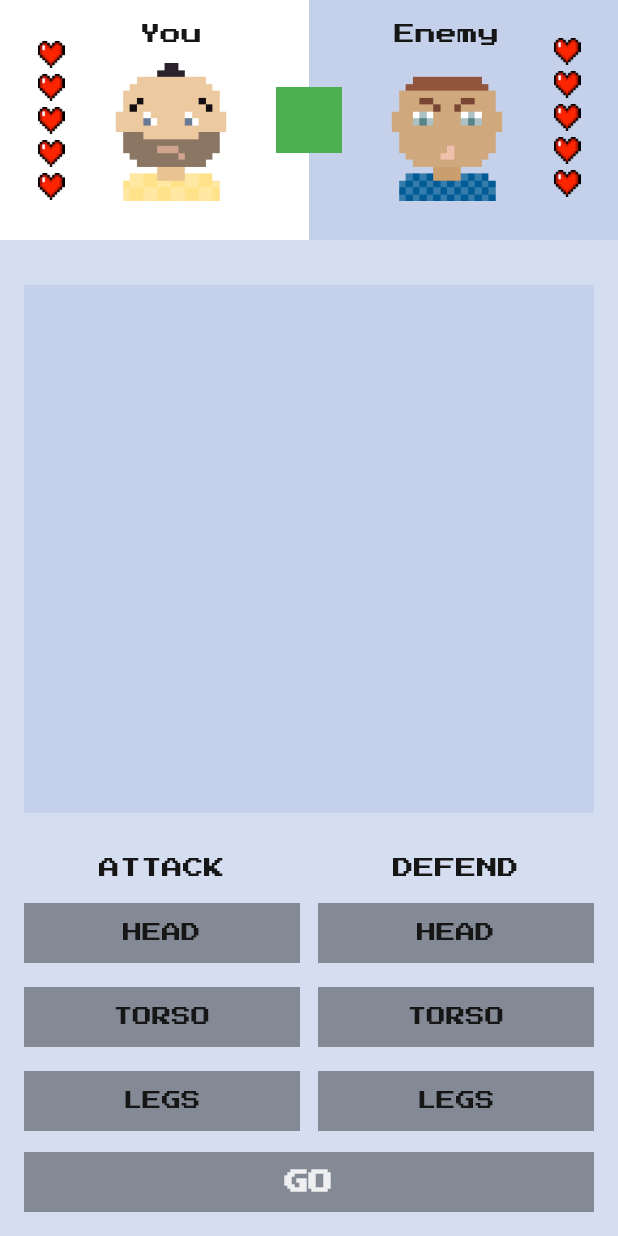
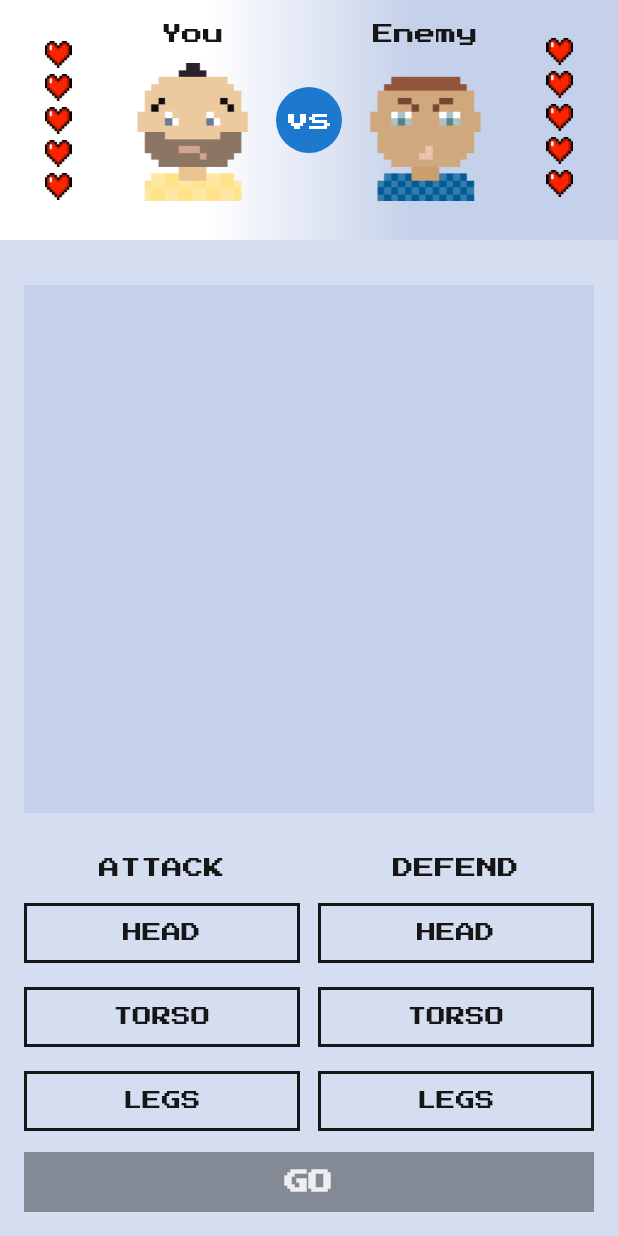
Before and after one commit to romasks/flutter_fight_club, a Flutter app: the FightPage screen opened directly, on a phone screen of 412 x 824 dp. Run offline on Flutter 3.47's test engine with Material 2 defaults, Android fonts, the phone set to English and light mode, and no system bars; our stand-ins replace google_fonts.

Commit message:
Start lesson 4

```diff
--- a/lib/main.dart
+++ b/lib/main.dart
@@ -1,5 +1,6 @@
 import 'package:flutter/cupertino.dart';
 import 'package:flutter/material.dart';
+import 'package:flutter_fight_club/pages/fight_page.dart';
 import 'package:flutter_fight_club/pages/main_page.dart';
 import 'package:google_fonts/google_fonts.dart';
 
@@ -12,7 +13,7 @@ class MyApp extends StatelessWidget {
   @override
   Widget build(BuildContext context) {
     return MaterialApp(
-      home: MainPage(),
+      home: FightPage(),
       theme: ThemeData(
         textTheme: GoogleFonts.pressStart2pTextTheme(
           Theme.of(context).textTheme,
--- a/lib/pages/fight_page.dart
+++ b/lib/pages/fight_page.dart
@@ -1,4 +1,5 @@
 import 'dart:math';
+import 'dart:ui';
 
 import 'package:flutter/material.dart';
 import 'package:flutter_fight_club/resources/fight_club_colors.dart';
@@ -39,14 +40,13 @@ class FightPageState extends State<FightPage> {
               yourLivesCount: yourLives,
               enemyLivesCount: enemysLives,
             ),
+            SizedBox(height: 30),
             Expanded(
-              child: Padding(
-                padding:
-                    const EdgeInsets.symmetric(vertical: 30, horizontal: 16),
-                child: ColoredBox(
+              child: Container(
+                width: double.infinity,
+                margin: const EdgeInsets.symmetric(horizontal: 16),
                 color: FightClubColors.darkViolet,
-                  child: SizedBox.expand(
-                    child: Center(
+                alignment: Alignment.center,
                 child: Text(
                   turnResult,
                   textAlign: TextAlign.center,
@@ -54,9 +54,7 @@ class FightPageState extends State<FightPage> {
                 ),
               ),
             ),
-                ),
-              ),
-            ),
+            SizedBox(height: 30),
             ControlsWidget(
               defendingBodyPart: defendingBodyPart,
               selectDefendingBodyPart: _selectDefendingBodyPart,
@@ -202,14 +200,19 @@ class FightersInfo extends StatelessWidget {
             crossAxisAlignment: CrossAxisAlignment.stretch,
             children: [
               Expanded(child: ColoredBox(color: Colors.white)),
+              Expanded(
+                child: DecoratedBox(
+                  decoration: BoxDecoration(
+                    gradient: LinearGradient(
+                        colors: [Colors.white, FightClubColors.darkViolet]),
+                  ),
+                ),
+              ),
               Expanded(child: ColoredBox(color: FightClubColors.darkViolet)),
             ],
           ),
           Row(
-            crossAxisAlignment: CrossAxisAlignment.stretch,
-            children: [
-              Expanded(
-                child: Row(
+            mainAxisAlignment: MainAxisAlignment.spaceAround,
             children: [
               Padding(
                 padding: const EdgeInsets.symmetric(
@@ -236,30 +239,29 @@ class FightersInfo extends StatelessWidget {
                   )
                 ],
               ),
-                  ],
+              SizedBox(
+                width: 44,
+                height: 44,
+                child: DecoratedBox(
+                  decoration: BoxDecoration(
+                    color: FightClubColors.blueButton,
+                    shape: BoxShape.circle,
+                  ),
+                  child: Center(
+                    child: Text(
+                      "vs",
+                      style: TextStyle(color: Colors.white, fontSize: 16),
                     ),
                   ),
-              Align(
-                alignment: Alignment.center,
-                child: SizedBox(
-                  width: 44,
-                  height: 44,
-                  child: ColoredBox(color: Colors.green),
                 ),
               ),
-              Expanded(
-                child: Row(
-                  mainAxisAlignment: MainAxisAlignment.end,
-                  children: [
               Column(
                 children: [
                   Padding(
                     padding: const EdgeInsets.only(top: 16, bottom: 12),
-                          child: Text(
-                            "Enemy",
-                            style:
-                                TextStyle(color: FightClubColors.darkGreyText)
-                          ),
+                    child: Text("Enemy",
+                        style: TextStyle(
+                            color: FightClubColors.darkGreyText)),
                   ),
                   Image.asset(
                     FightClubImages.enemyAvatar,
@@ -274,9 +276,6 @@ class FightersInfo extends StatelessWidget {
                 child: LivesWidget(
                   overallLivesCount: maxLivesCount,
                   currentLivesCount: enemyLivesCount,
-                      ),
-                    ),
-                  ],
                 ),
               ),
             ],
@@ -304,17 +303,14 @@ class LivesWidget extends StatelessWidget {
   Widget build(BuildContext context) {
     return Column(
       children: List.generate(overallLivesCount, (index) {
-        String hearthPath;
-        if (index < currentLivesCount) {
-          hearthPath = FightClubIcons.heartFull;
-        } else {
-          hearthPath = FightClubIcons.heartEmpty;
-        }
         return Padding(
-          padding:
-              EdgeInsets.only(bottom: index == overallLivesCount - 1 ? 0 : 4),
+          padding: EdgeInsets.only(
+            bottom: index == overallLivesCount - 1 ? 0 : 4,
+          ),
           child: Image.asset(
-            hearthPath,
+            index < currentLivesCount
+                ? FightClubIcons.heartFull
+                : FightClubIcons.heartEmpty,
             width: 18,
             height: 18,
           ),
@@ -414,15 +410,15 @@ class BodyPartButton extends StatelessWidget {
   Widget build(BuildContext context) {
     return GestureDetector(
       onTap: () => bodyPartSetter(bodyPart),
-      child: Row(
-        children: [
-          Expanded(
       child: SizedBox(
         height: 40,
-              child: ColoredBox(
-                color: selected
-                    ? FightClubColors.blueButton
-                    : FightClubColors.greyButton,
+        child: DecoratedBox(
+          decoration: BoxDecoration(
+            color: selected ? FightClubColors.blueButton : Colors.transparent,
+            border: !selected
+                ? Border.all(color: FightClubColors.darkGreyText, width: 2)
+                : null,
+          ),
           child: Center(
             child: Text(
               bodyPart.name.toUpperCase(),
@@ -437,9 +433,6 @@ class BodyPartButton extends StatelessWidget {
           ),
         ),
       ),
-          ),
-        ],
-      ),
     );
   }
 }
```
Lines whose indentation alone changed are shown as unchanged.
